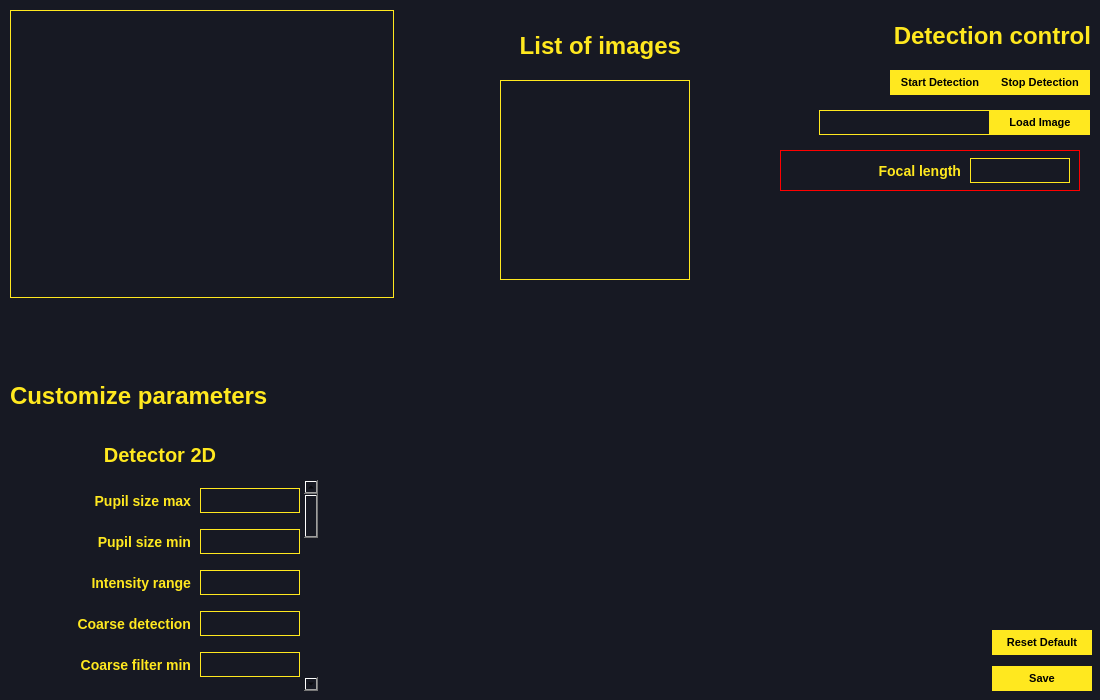
First picture: the form in ui/main.ui, repository MartinRapcan/EyeTracking, before the edit.
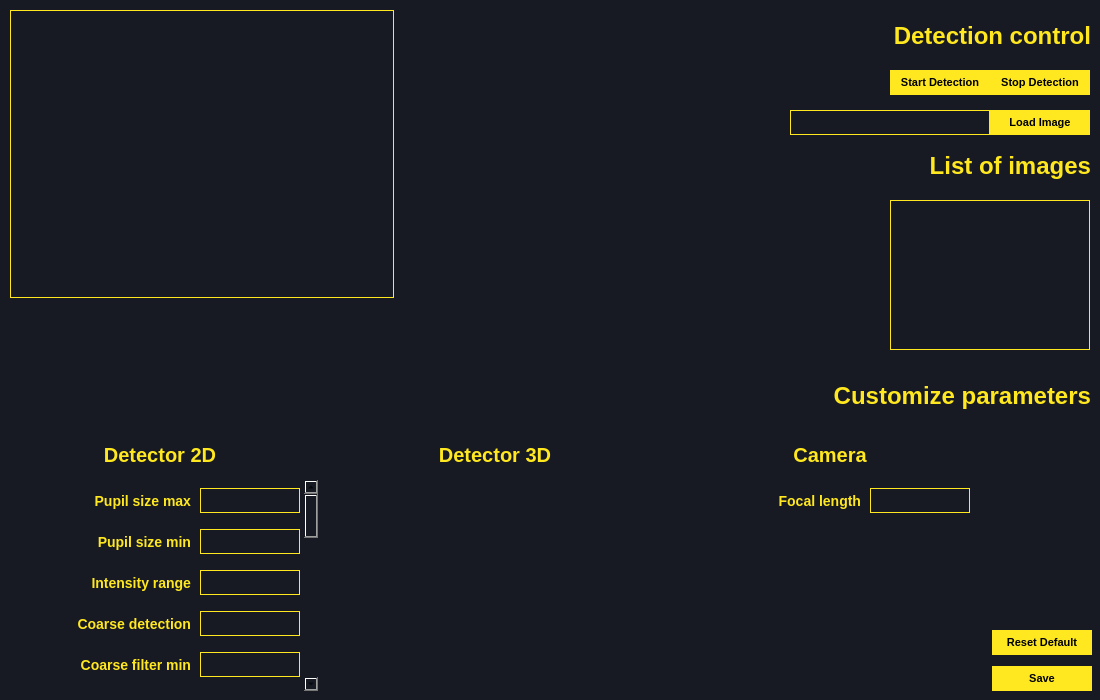
Second picture: the form after the edit.

What changed in the file:
```diff
--- a/ui/main.ui
+++ b/ui/main.ui
@@ -135,9 +135,9 @@
   <widget class="QLabel" name="imagePath">
    <property name="geometry">
     <rect>
-     <x>819</x>
+     <x>790</x>
      <y>110</y>
-     <width>171</width>
+     <width>200</width>
      <height>25</height>
     </rect>
    </property>
@@ -189,10 +189,10 @@
   <widget class="QListWidget" name="listImages">
    <property name="geometry">
     <rect>
-     <x>500</x>
-     <y>80</y>
-     <width>190</width>
-     <height>200</height>
+     <x>890</x>
+     <y>200</y>
+     <width>200</width>
+     <height>150</height>
     </rect>
    </property>
    <property name="styleSheet">
@@ -217,7 +217,7 @@
   <widget class="QLabel" name="label">
    <property name="geometry">
     <rect>
-     <x>10</x>
+     <x>810</x>
      <y>370</y>
      <width>281</width>
      <height>51</height>
@@ -236,7 +236,7 @@
     <string>Customize parameters</string>
    </property>
    <property name="alignment">
-    <set>Qt::AlignLeading|Qt::AlignLeft|Qt::AlignVCenter</set>
+    <set>Qt::AlignRight|Qt::AlignTrailing|Qt::AlignVCenter</set>
    </property>
   </widget>
   <widget class="QLabel" name="label_2">
@@ -267,8 +267,8 @@
   <widget class="QLabel" name="label_7">
    <property name="geometry">
     <rect>
-     <x>490</x>
-     <y>20</y>
+     <x>900</x>
+     <y>140</y>
      <width>191</width>
      <height>51</height>
     </rect>
@@ -406,7 +406,7 @@
      <property name="geometry">
       <rect>
        <x>0</x>
-       <y>-650</y>
+       <y>0</y>
        <width>300</width>
        <height>861</height>
       </rect>
@@ -2297,12 +2297,61 @@
      <string>Reset Default</string>
     </property>
    </widget>
+   <widget class="QLabel" name="label_27">
+    <property name="geometry">
+     <rect>
+      <x>345</x>
+      <y>10</y>
+      <width>300</width>
+      <height>30</height>
+     </rect>
+    </property>
+    <property name="styleSheet">
+     <string notr="true">QLabel {
+border: none;
+color: #FFE81F;
+background: none;
+font-size: 20px;
+font-weight: bold;
+}</string>
+    </property>
+    <property name="text">
+     <string>Detector 3D</string>
+    </property>
+    <property name="alignment">
+     <set>Qt::AlignCenter</set>
+    </property>
+   </widget>
+   <widget class="QLabel" name="label_28">
+    <property name="geometry">
+     <rect>
+      <x>680</x>
+      <y>10</y>
+      <width>300</width>
+      <height>30</height>
+     </rect>
+    </property>
+    <property name="styleSheet">
+     <string notr="true">QLabel {
+border: none;
+color: #FFE81F;
+background: none;
+font-size: 20px;
+font-weight: bold;
+}</string>
+    </property>
+    <property name="text">
+     <string>Camera</string>
+    </property>
+    <property name="alignment">
+     <set>Qt::AlignCenter</set>
+    </property>
   </widget>
   <widget class="QWidget" name="widget_7" native="true">
    <property name="geometry">
     <rect>
-     <x>780</x>
-     <y>150</y>
+      <x>680</x>
+      <y>50</y>
      <width>300</width>
      <height>41</height>
     </rect>
@@ -2320,7 +2369,7 @@
     </size>
    </property>
    <property name="styleSheet">
-    <string notr="true">border: 1px solid red;</string>
+     <string notr="true"/>
    </property>
    <widget class="QLineEdit" name="focalLength">
     <property name="geometry">
@@ -2389,6 +2438,7 @@
     <property name="margin">
      <number>0</number>
     </property>
+    </widget>
    </widget>
   </widget>
  </widget>
```
Lines whose indentation alone changed are shown as unchanged.
